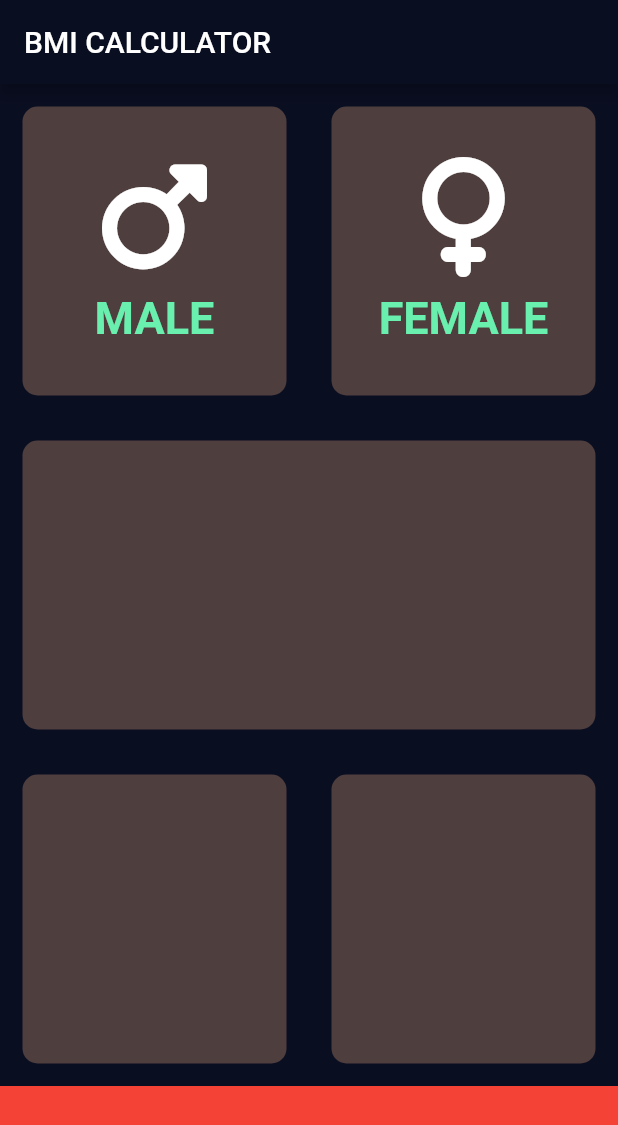
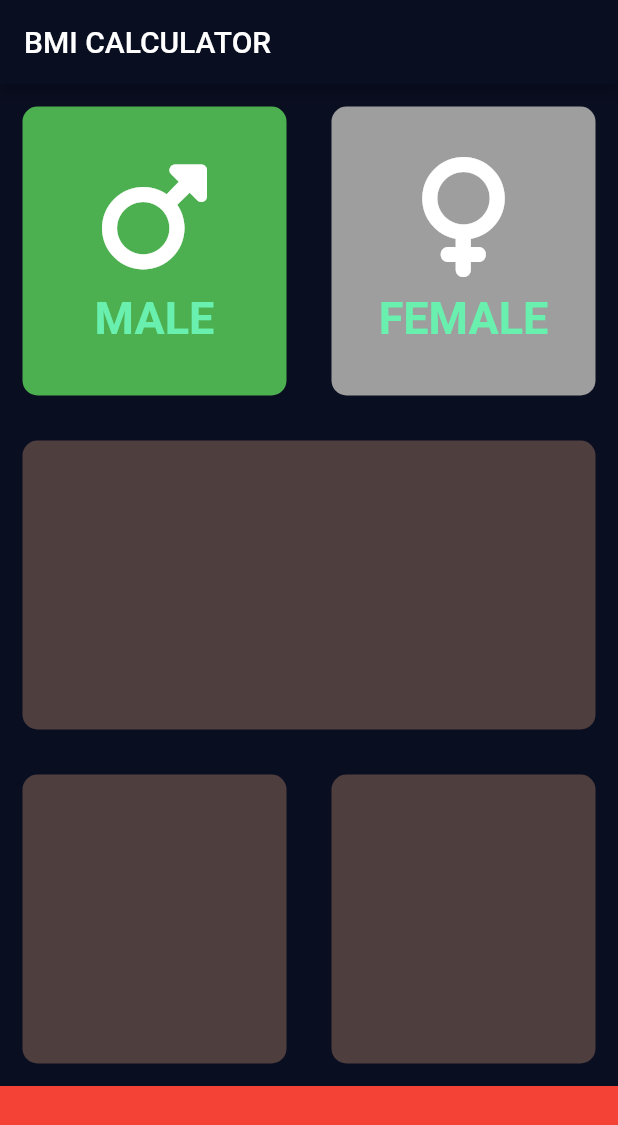
Before and after one commit to vattvichet/BMI-Calculator, a Flutter app: the screen it shows after launch, after a tap on "MALE", on a phone screen of 412 x 824 dp. Shown: the top 1125 px of the screen. Run offline on Flutter 3.47's test engine with Material 2 defaults, Android fonts, the phone set to English and light mode, and no system bars; our stand-ins replace font_awesome_flutter.

Commit message:
Card Fixed

```diff
--- a/lib/input_page.dart
+++ b/lib/input_page.dart
@@ -9,10 +9,31 @@ class InputPage extends StatefulWidget {
   _InputPageState createState() => _InputPageState();
 }
 
-const activeCardColor = Color.fromARGB(255, 23, 21, 21);
+const inActiveCardColor = Colors.grey;
+const activeCardColor = Colors.green;
 const cardColor = Color.fromARGB(255, 79, 62, 62);
 
 class _InputPageState extends State<InputPage> {
+  Color maleCardColor = inActiveCardColor;
+  Color femaleCardColor = inActiveCardColor;
+
+  void updateColor(int gender) {
+    if (gender == 1) {
+      if (maleCardColor == inActiveCardColor) {
+        maleCardColor = activeCardColor;
+      } else {
+        maleCardColor = inActiveCardColor;
+      }
+    }
+    if (gender == 2) {
+      if (femaleCardColor == inActiveCardColor) {
+        femaleCardColor = activeCardColor;
+      } else {
+        femaleCardColor = inActiveCardColor;
+      }
+    }
+  }
+
   @override
   Widget build(BuildContext context) {
     return Scaffold(
@@ -27,10 +48,12 @@ class _InputPageState extends State<InputPage> {
                 Expanded(
                     child: GestureDetector(
                   onTap: () {
-                    print("Pressed");
+                    setState(() {
+                      updateColor(1);
+                    });
                   },
                   child: ReusableCard(
-                    color: Colors.black,
+                    color: maleCardColor,
                     cardChild: GenderCard(
                       gender: 'MALE',
                       icon: FontAwesomeIcons.mars,
@@ -38,12 +61,19 @@ class _InputPageState extends State<InputPage> {
                   ),
                 )),
                 Expanded(
-                    child: ReusableCard(
-                        color: cardColor,
-                        cardChild: GenderCard(
-                          gender: 'FEMALE',
-                          icon: FontAwesomeIcons.venus,
-                        ))),
+                    child: GestureDetector(
+                  onTap: () {
+                    setState(() {
+                      updateColor(2);
+                    });
+                  },
+                  child: ReusableCard(
+                      color: femaleCardColor,
+                      cardChild: GenderCard(
+                        gender: 'FEMALE',
+                        icon: FontAwesomeIcons.venus,
+                      )),
+                )),
               ],
             ),
           ),
--- a/lib/reusableCard.dart
+++ b/lib/reusableCard.dart
@@ -14,7 +14,7 @@ class ReusableCard extends StatelessWidget {
       child: cardChild,
       margin: EdgeInsets.all(15),
       decoration: BoxDecoration(
-        color: cardColor,
+        color: color,
         borderRadius: BorderRadius.circular(10),
       ),
     );
```
